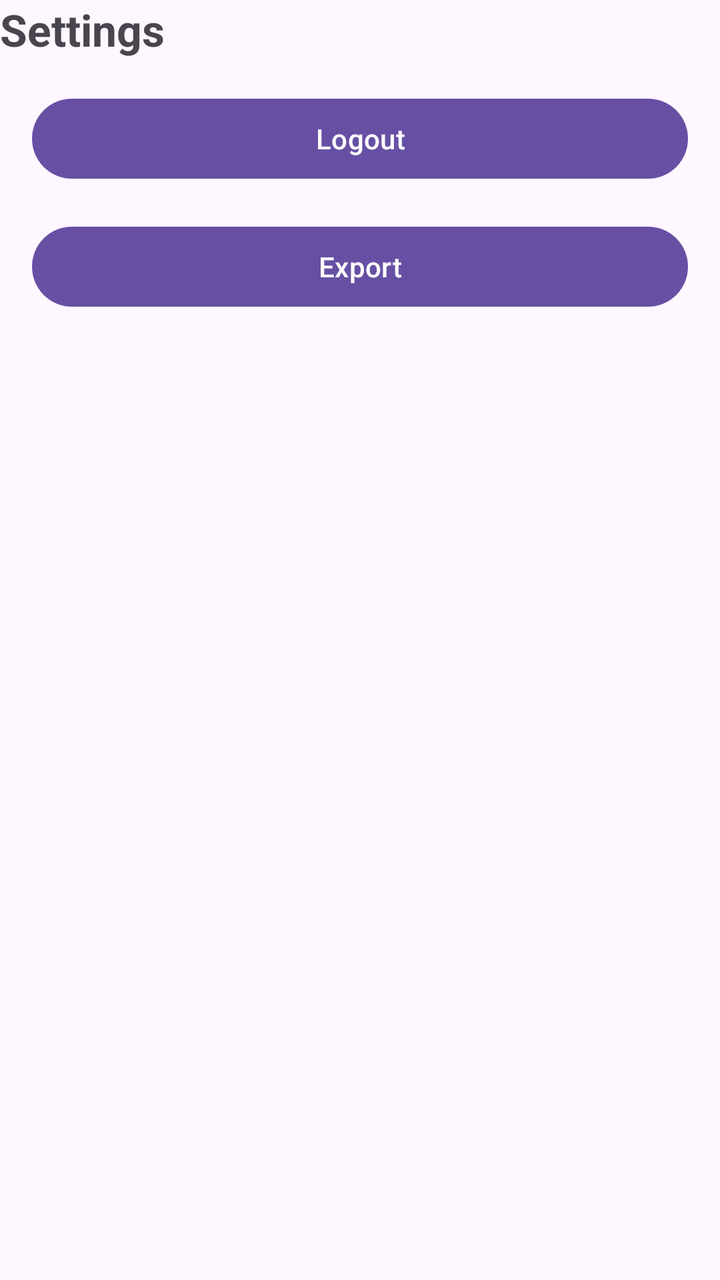
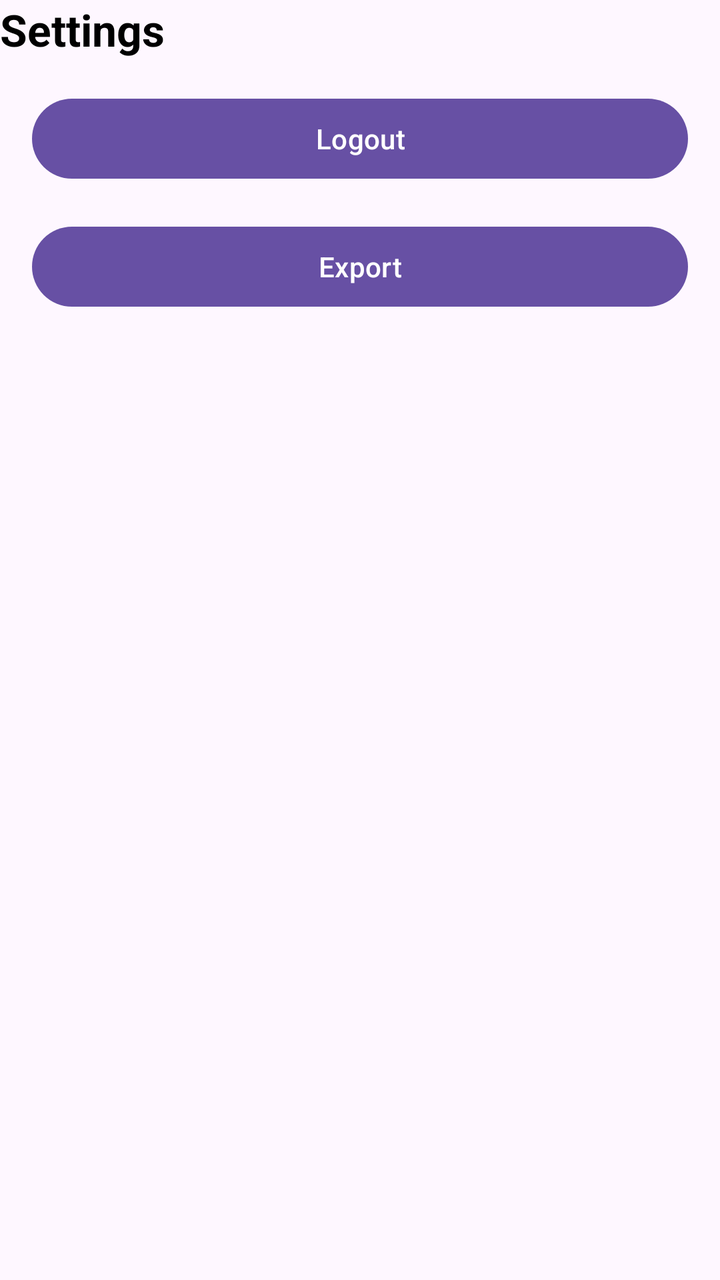

An Android layout rendered at two revisions. The XML below is the earlier revision; the diff shows what the commit changed to produce the second picture.
<!-- AndroidManifest.xml: application theme Theme.ExpenseTracker -->
<!-- res/layout/fragment_settings.xml -->
<?xml version="1.0" encoding="utf-8"?>
<LinearLayout xmlns:android="http://schemas.android.com/apk/res/android"
    xmlns:tools="http://schemas.android.com/tools"
    android:layout_width="match_parent"
    android:layout_height="match_parent"
    android:layout_margin="10dp"
    android:orientation="vertical"
    tools:context=".fragment.SettingsFragment">
    
    <TextView
        android:id="@+id/tvTitle"
        android:layout_width="wrap_content"
        android:layout_height="wrap_content"
        android:text="@string/settings"
        android:textSize="22sp"
        android:textStyle="bold"
       />

    <Button
        android:id="@+id/btnLogout"
        android:layout_width="match_parent"
        android:layout_height="wrap_content"
        android:text="@string/logout"
        android:layout_marginTop="16dp"
        android:layout_marginStart="16dp"
        android:layout_marginEnd="16dp"
        />

    <Button
        android:id="@+id/btnExport"
        android:layout_width="match_parent"
        android:layout_height="wrap_content"
        android:text="@string/export"
        android:textColor="@android:color/white"
        android:layout_marginTop="16dp"
        android:layout_marginStart="16dp"
        android:layout_marginEnd="16dp"/>

</LinearLayout>
<!-- resources referenced by this layout -->
<resources>
  <string name="export">Export</string>
  <string name="logout">Logout</string>
  <string name="settings">Settings</string>
  <style name="Theme.ExpenseTracker" parent="Theme.Material3.Light.NoActionBar" />
</resources>

<!-- the commit's change to res/layout/fragment_settings.xml (unified diff, before → after) -->
@@ -12,28 +12,27 @@
         android:layout_width="wrap_content"
         android:layout_height="wrap_content"
         android:text="@string/settings"
+        android:textColor="@color/black"
         android:textSize="22sp"
-        android:textStyle="bold"
-       />
+        android:textStyle="bold" />
 
     <Button
         android:id="@+id/btnLogout"
         android:layout_width="match_parent"
         android:layout_height="wrap_content"
-        android:text="@string/logout"
+        android:layout_marginStart="16dp"
         android:layout_marginTop="16dp"
-        android:layout_marginStart="16dp"
         android:layout_marginEnd="16dp"
-        />
+        android:text="@string/logout" />
 
     <Button
         android:id="@+id/btnExport"
         android:layout_width="match_parent"
         android:layout_height="wrap_content"
+        android:layout_marginStart="16dp"
+        android:layout_marginTop="16dp"
+        android:layout_marginEnd="16dp"
         android:text="@string/export"
-        android:textColor="@android:color/white"
-        android:layout_marginTop="16dp"
-        android:layout_marginStart="16dp"
-        android:layout_marginEnd="16dp"/>
+        android:textColor="@android:color/white" />
 
 </LinearLayout>
<!-- resource entries referenced after the edit -->
@@ -1,5 +1,6 @@
 <!-- resources referenced by this layout -->
 <resources>
+  <color name="black">#FF000000</color>
   <string name="export">Export</string>
   <string name="logout">Logout</string>
   <string name="settings">Settings</string>
